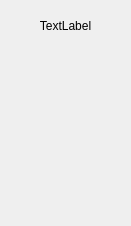
This is ui/modifierWidget.ui in ThomasTab/Maerthan-Arcane-Editor as Qt 5 draws it before an edit. The edited form follows.
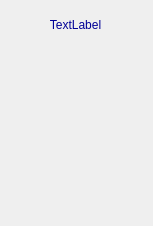
This is the edited form. Icons and pictures are not drawn.

Commit message: Fixed the label horizontal alignement

The edit to the form file:
```diff
--- a/ui/modifierWidget.ui
+++ b/ui/modifierWidget.ui
@@ -6,38 +6,75 @@
    <rect>
     <x>0</x>
     <y>0</y>
-    <width>131</width>
+    <width>153</width>
     <height>226</height>
    </rect>
   </property>
+  <property name="sizePolicy">
+   <sizepolicy hsizetype="Preferred" vsizetype="Preferred">
+    <horstretch>0</horstretch>
+    <verstretch>0</verstretch>
+   </sizepolicy>
+  </property>
   <property name="windowTitle">
    <string>Form</string>
   </property>
   <property name="styleSheet">
-   <string notr="true"/>
+   <string notr="true">#ModifierWidget{
+	border-image: url(:/image/background_widget.png);
+}
+
+QWidget{
+	font: 18pt &quot;Monotype Corsiva&quot;;
+	color: rgb(0, 0, 150);
+}</string>
   </property>
   <widget class="QLabel" name="labelModifierName">
+   <property name="enabled">
+    <bool>true</bool>
+   </property>
    <property name="geometry">
     <rect>
      <x>0</x>
      <y>10</y>
-     <width>131</width>
-     <height>31</height>
+     <width>151</width>
+     <height>30</height>
     </rect>
    </property>
+   <property name="sizePolicy">
+    <sizepolicy hsizetype="Preferred" vsizetype="Preferred">
+     <horstretch>100</horstretch>
+     <verstretch>0</verstretch>
+    </sizepolicy>
+   </property>
+   <property name="minimumSize">
+    <size>
+     <width>0</width>
+     <height>0</height>
+    </size>
+   </property>
+   <property name="sizeIncrement">
+    <size>
+     <width>0</width>
+     <height>0</height>
+    </size>
+   </property>
    <property name="text">
     <string>TextLabel</string>
    </property>
    <property name="alignment">
     <set>Qt::AlignCenter</set>
    </property>
+   <property name="wordWrap">
+    <bool>false</bool>
+   </property>
   </widget>
   <widget class="QWidget" name="verticalLayoutWidget">
    <property name="geometry">
     <rect>
      <x>0</x>
      <y>40</y>
-     <width>131</width>
+     <width>151</width>
      <height>181</height>
     </rect>
    </property>
```
The commit also changes 6 other files.
